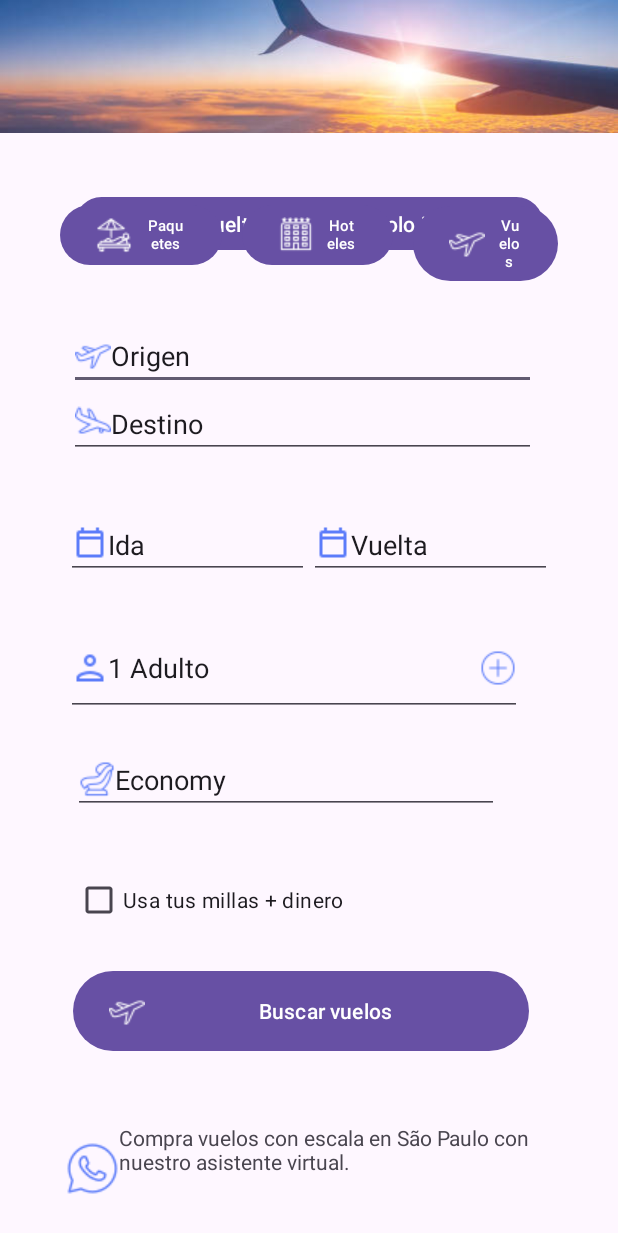
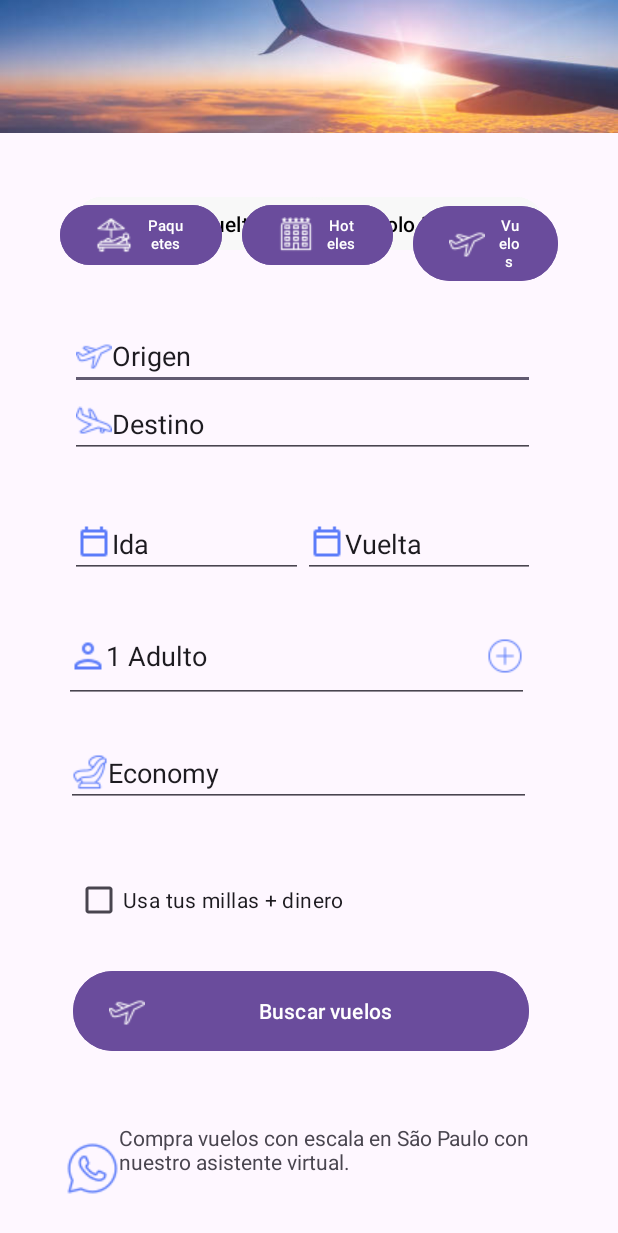
Before and after one commit to githJavier/DAM_UC3_Pablo, an Android app: the screen it shows after launch (MainActivity), on a phone screen of 412 x 824 dp. Shown: the top 1233 px of the screen. Run offline under Robolectric (Android 15) with nearby library versions, the phone set to English and light mode, and no system bars.

Commit message:
Agregar colores y alineaciones

```diff
--- a/app/src/main/res/layout/activity_main.xml
+++ b/app/src/main/res/layout/activity_main.xml
@@ -27,7 +27,9 @@
                 android:layout_height="43dp"
                 android:layout_marginTop="168dp"
                 android:layout_marginEnd="50dp"
+                android:backgroundTint="#F8F8F8"
                 android:text="@string/boton_soloida"
+                android:textColor="@color/black"
                 app:layout_constraintEnd_toEndOf="parent"
                 app:layout_constraintTop_toTopOf="parent" />
 
@@ -37,13 +39,15 @@
                 android:layout_height="43dp"
                 android:layout_marginStart="50dp"
                 android:layout_marginTop="168dp"
+                android:backgroundTint="#F8F8F8"
                 android:text="@string/boton_idayvuelta"
+                android:textColor="@color/black"
                 app:layout_constraintStart_toStartOf="parent"
                 app:layout_constraintTop_toTopOf="parent" />
 
             <LinearLayout
                 android:id="@+id/linearLayout2"
-                android:layout_width="311dp"
+                android:layout_width="310dp"
                 android:layout_height="97dp"
                 android:layout_marginTop="44dp"
                 android:orientation="vertical"
@@ -73,14 +77,15 @@
 
             <LinearLayout
                 android:id="@+id/linearLayout"
-                android:layout_width="324dp"
-                android:layout_height="58dp"
+                android:layout_width="310dp"
+                android:layout_height="54dp"
                 android:orientation="horizontal"
                 app:layout_constraintBottom_toBottomOf="parent"
                 app:layout_constraintEnd_toEndOf="parent"
+                app:layout_constraintHorizontal_bias="0.46"
                 app:layout_constraintStart_toStartOf="parent"
                 app:layout_constraintTop_toBottomOf="@+id/linearLayout2"
-                app:layout_constraintVertical_bias="0.056">
+                app:layout_constraintVertical_bias="0.054">
 
                 <EditText
                     android:id="@+id/txt_ida"
@@ -105,19 +110,19 @@
 
             <LinearLayout
                 android:id="@+id/linearLayout3"
-                android:layout_width="308dp"
+                android:layout_width="310dp"
                 android:layout_height="58dp"
                 android:orientation="vertical"
                 app:layout_constraintBottom_toBottomOf="parent"
                 app:layout_constraintEnd_toEndOf="parent"
-                app:layout_constraintHorizontal_bias="0.471"
+                app:layout_constraintHorizontal_bias="0.431"
                 app:layout_constraintStart_toStartOf="parent"
                 app:layout_constraintTop_toBottomOf="@+id/linearLayout"
-                app:layout_constraintVertical_bias="0.232">
+                app:layout_constraintVertical_bias="0.23">
 
                 <EditText
                     android:id="@+id/txt_adulto"
-                    android:layout_width="284dp"
+                    android:layout_width="match_parent"
                     android:layout_height="wrap_content"
                     android:drawableLeft="@drawable/icons8_asiento_24"
                     android:ems="10"
@@ -127,18 +132,18 @@
 
             <LinearLayout
                 android:id="@+id/linearLayout4"
-                android:layout_width="329dp"
-                android:layout_height="63dp"
-                android:layout_marginBottom="20dp"
+                android:layout_width="310dp"
+                android:layout_height="62dp"
+                android:layout_marginBottom="24dp"
                 android:orientation="horizontal"
                 app:layout_constraintBottom_toTopOf="@+id/linearLayout3"
                 app:layout_constraintEnd_toEndOf="parent"
-                app:layout_constraintHorizontal_bias="0.53"
+                app:layout_constraintHorizontal_bias="0.421"
                 app:layout_constraintStart_toStartOf="parent">
 
                 <EditText
                     android:id="@+id/txt_clase"
-                    android:layout_width="304dp"
+                    android:layout_width="match_parent"
                     android:layout_height="match_parent"
                     android:drawableLeft="@drawable/icons8_usuario_24"
                     android:drawableRight="@drawable/icons8_m_s_24"
@@ -165,6 +170,7 @@
                 android:layout_width="304dp"
                 android:layout_height="61dp"
                 android:layout_marginBottom="176dp"
+                android:backgroundTint="#6A4C9C"
                 android:drawableLeft="@drawable/icons8_vuelo_24"
                 android:text="@string/boton_buscarvuelos"
                 app:layout_constraintBottom_toBottomOf="parent"
@@ -210,11 +216,12 @@
             android:orientation="horizontal">
 
             <Button
-                android:id="@+id/button7"
+                android:id="@+id/boton_paquete"
                 android:layout_width="wrap_content"
                 android:layout_height="wrap_content"
                 android:layout_margin="10px"
                 android:layout_weight="1"
+                android:backgroundTint="#6A4C9C"
                 android:drawableLeft="@drawable/icons8_vacaciones_24"
                 android:text="@string/boton_paquetes"
                 android:textSize="10sp" />
@@ -225,6 +232,7 @@
                 android:layout_height="wrap_content"
                 android:layout_margin="10px"
                 android:layout_weight="1"
+                android:backgroundTint="#6A4C9C"
                 android:drawableLeft="@drawable/icons8_hotel_24"
                 android:text="@string/boton_hoteles"
                 android:textSize="10sp" />
@@ -235,6 +243,7 @@
                 android:layout_height="wrap_content"
                 android:layout_margin="10px"
                 android:layout_weight="1"
+                android:backgroundTint="#6A4C9C"
                 android:drawableLeft="@drawable/icons8_vuelo_24"
                 android:text="@string/boton_vuelos"
                 android:textSize="10sp" />
```
